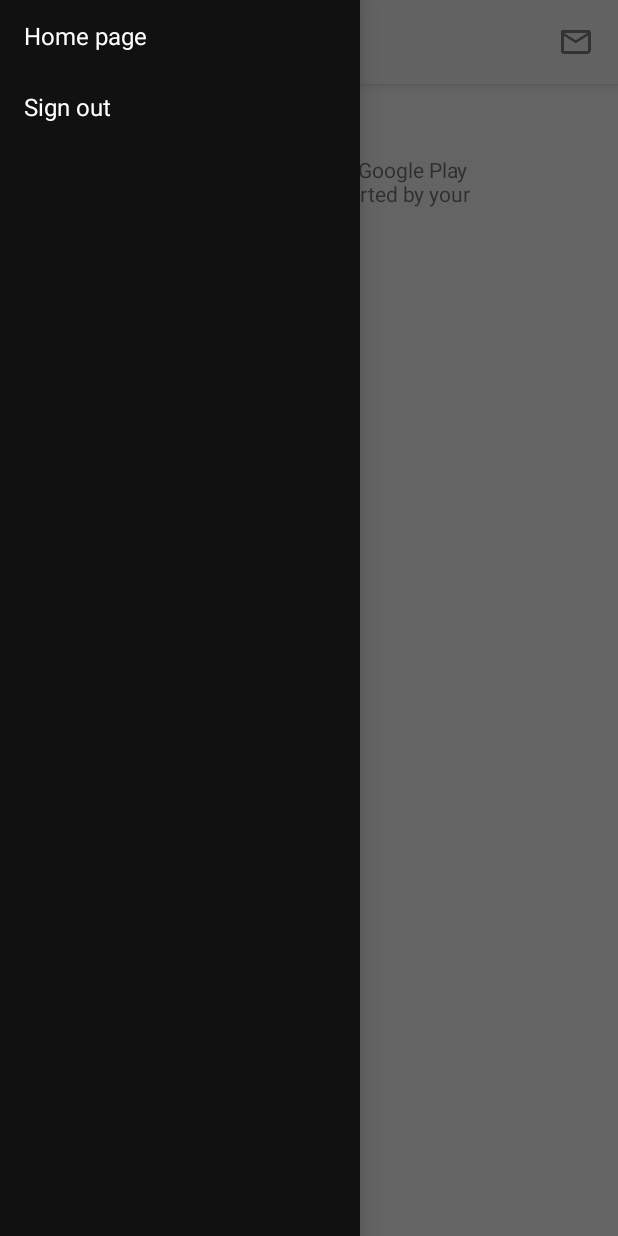
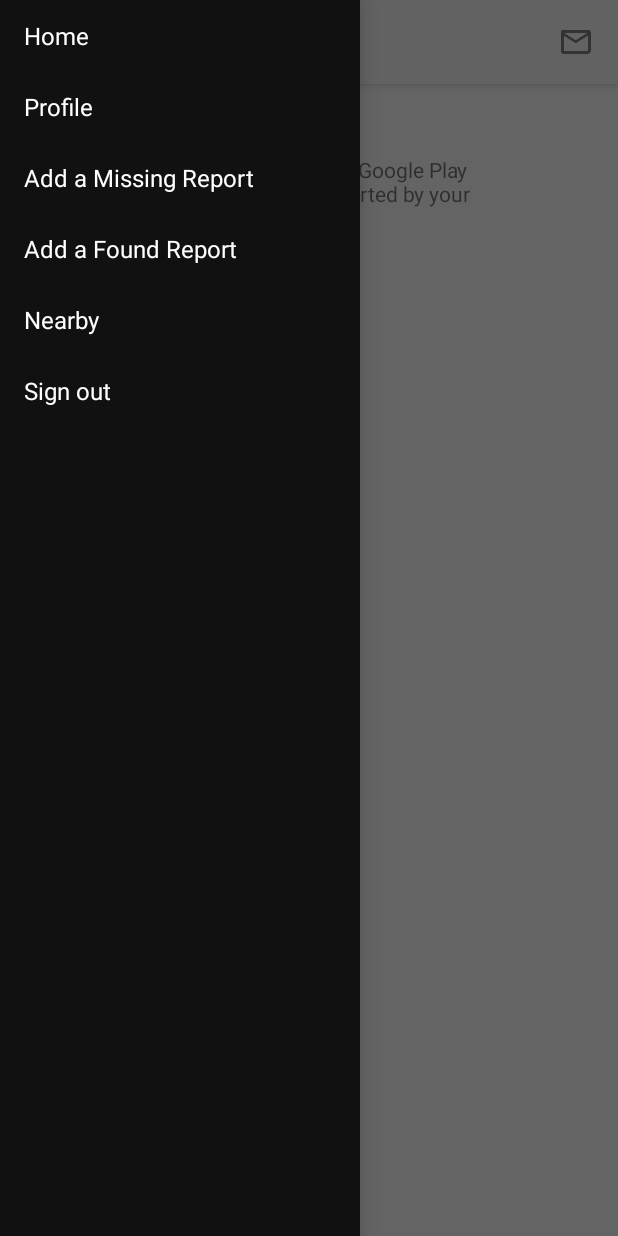
Before and after one commit to mamessner/PetLocator, an Android app: the screen it shows after launch (MainActivity), with the side drawer open, on a phone screen of 412 x 824 dp. Run offline under Robolectric (Android 15) with nearby library versions, the phone set to English and light mode, and no system bars.

```diff
--- /dev/null
+++ b/app/src/main/java/petlocator/petlocator/MainFoundPetsActivity.java
@@ -0,0 +1,7 @@
+package petlocator.petlocator;
+
+/**
+ * This is the home page, but it displays found pets instead of lost pets.
+ */
+public class MainFoundPetsActivity {
+}
--- a/app/src/main/res/values/strings.xml
+++ b/app/src/main/res/values/strings.xml
@@ -2,7 +2,11 @@
     <string name="app_name">PetLocator</string>
     <string name="inbox_text">View inbox</string>
     <string-array name="menu_options">
-        <item>Home page</item>
+        <item>Home</item>
+        <item>Profile</item>
+        <item>Add a Missing Report</item>
+        <item>Add a Found Report</item>
+        <item>Nearby</item>
         <item>Sign out</item>
     </string-array>
     <string name="drawer_open">Open navigation drawer</string>
```
Also changed, not shown: app/src/main/res/drawable-hdpi/menu_button.png (added), app/src/main/res/drawable-mdpi/menu_button.png (added), app/src/main/res/drawable-xhdpi/menu_button.png (added), app/src/main/res/drawable-xxhdpi/menu_button.png (added).
